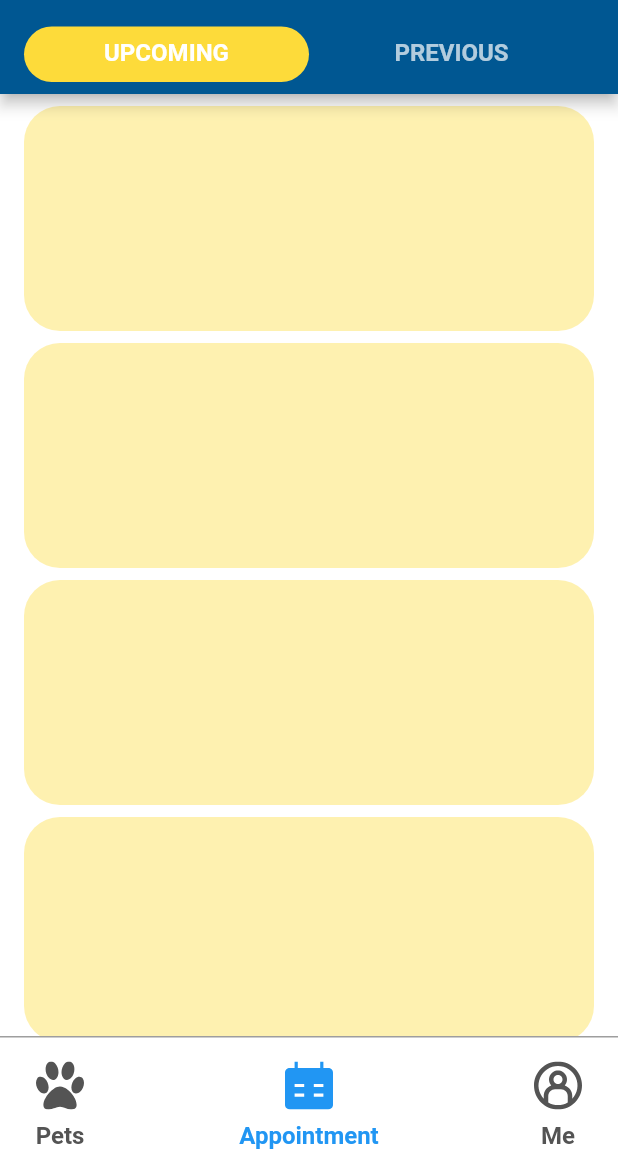
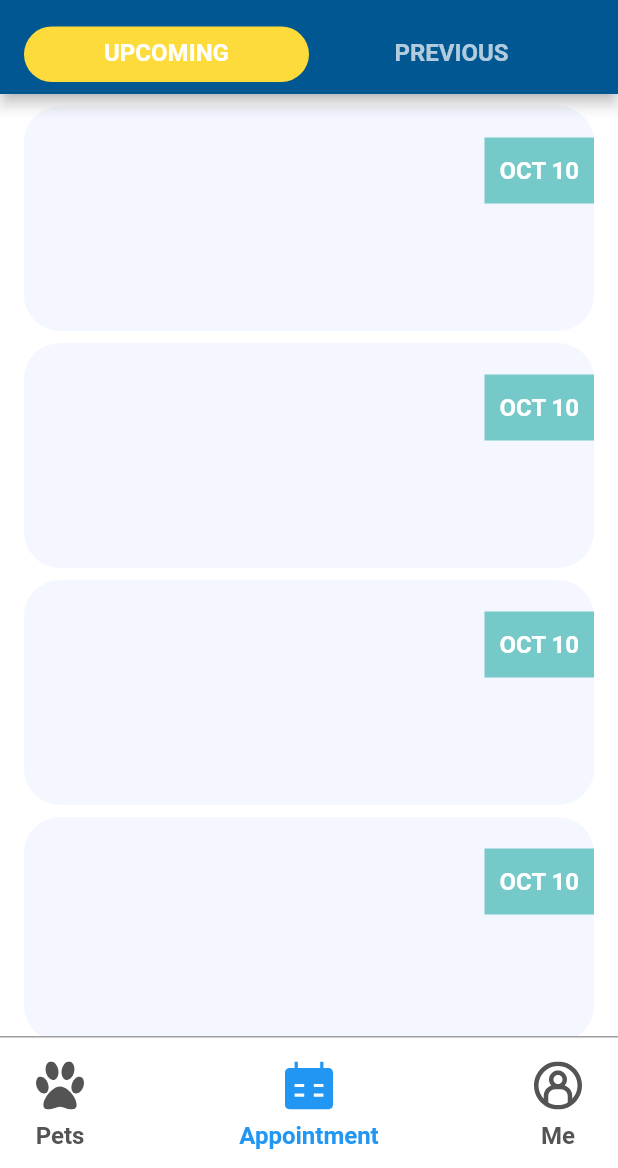
Before and after one commit to akosijho/flutter_optipets, a Flutter app: the screen it shows after launch, on a phone screen of 412 x 824 dp, the part 68-1236 px from its top. Run offline on Flutter 3.47's test engine with Material 2 defaults, Android fonts, the phone set to English and light mode, and no system bars; our stand-ins replace flutter_svg, get, stacked; Roboto replaces fonts that are missing (SF-Pro).

Commit message:
Add date container.

```diff
--- a/lib/utils/my_themes.dart
+++ b/lib/utils/my_themes.dart
@@ -127,8 +127,9 @@ class MyThemes {
             fontWeight: FontWeight.w600,
             color: MyColors.black),
          bodyText2: const TextStyle(
-            fontSize: 12,
-            color: MyColors.myGray),
+            fontSize: 16,
+            fontWeight: FontWeight.w700,
+            color: MyColors.scaffoldBg),
         headline2: const TextStyle(
             fontSize: 32,
             fontWeight: FontWeight.w700,
--- a/lib/views/appointment_screen/appoinment_list.dart
+++ b/lib/views/appointment_screen/appoinment_list.dart
@@ -1,7 +1,4 @@
 import 'package:flutter/material.dart';
-import 'package:flutter/src/foundation/key.dart';
-import 'package:flutter/src/widgets/framework.dart';
-import 'package:flutter_optipets/views/application/application_view_model.dart';
 import 'package:flutter_optipets/views/appointment_screen/appointment_item.dart';
 import 'package:flutter_optipets/views/appointment_screen/appointments_screen_view_model.dart';
 import 'package:stacked/stacked.dart';
--- a/lib/views/appointment_screen/appointment_item.dart
+++ b/lib/views/appointment_screen/appointment_item.dart
@@ -1,10 +1,9 @@
 import 'package:flutter/material.dart';
-import 'package:flutter/src/foundation/key.dart';
-import 'package:flutter/src/widgets/framework.dart';
 import 'package:flutter_optipets/views/appointment_screen/appointments_screen_view_model.dart';
+import 'package:get/get.dart';
 import 'package:stacked/stacked.dart';
 
-class AppointmentItem extends ViewModelWidget<AppointmentViewModel>{
+class AppointmentItem extends ViewModelWidget<AppointmentViewModel> {
   const AppointmentItem({Key? key}) : super(key: key);
 
   @override
@@ -16,7 +15,29 @@ class AppointmentItem extends ViewModelWidget<AppointmentViewModel>{
         color: viewModel.cardColors[viewModel.selectRandomColor()],
         borderRadius: BorderRadius.circular(24),
       ),
+      child: Stack(
+        children: [
+          dateContainer(),
+        ],
+      ),
     );
   }
 
+  Widget dateContainer() {
+    return Positioned(
+      right: 0,
+      top: 21,
+      child: Container(
+        width: 73,
+        height: 44,
+        decoration: BoxDecoration(
+          color: const Color(0xff21ABA5).withOpacity(0.6),
+        ),
+        child: Center(
+          child:
+              Text('OCT 10', style: Theme.of(Get.context!).textTheme.bodyText2),
+        ),
+      ),
+    );
+  }
 }
--- a/lib/views/appointment_screen/appointments_screen_view_model.dart
+++ b/lib/views/appointment_screen/appointments_screen_view_model.dart
@@ -32,6 +32,12 @@ class AppointmentViewModel extends ChangeNotifier {
     const Color(0xff21ABA5).withOpacity(0.4),
     const Color(0xffFDDB3A).withOpacity(0.4),
     const Color(0xff29DE92).withOpacity(0.4),
+    const Color(0xfff1b2dc),
+    const Color(0xff9a93bc),
+    const Color(0xfffec3b4),
+    const Color(0xfffec2b4),
+    const Color(0xfff4f7ff),
+    const Color(0xfffff3f0),
   ];
 
   int selectRandomColor() {
```
